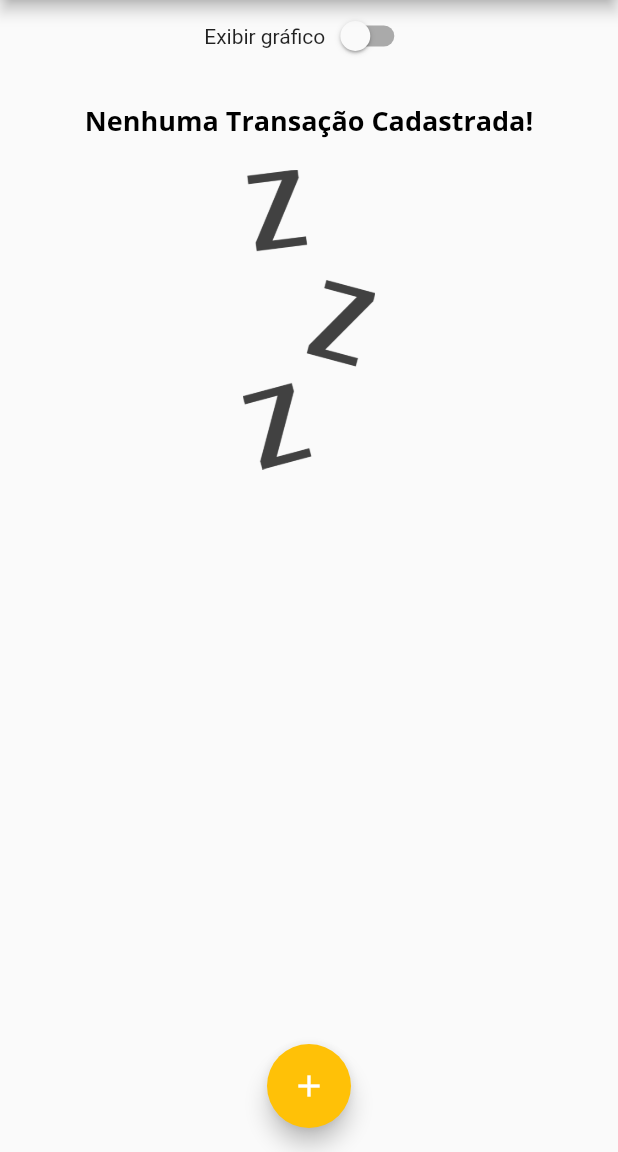
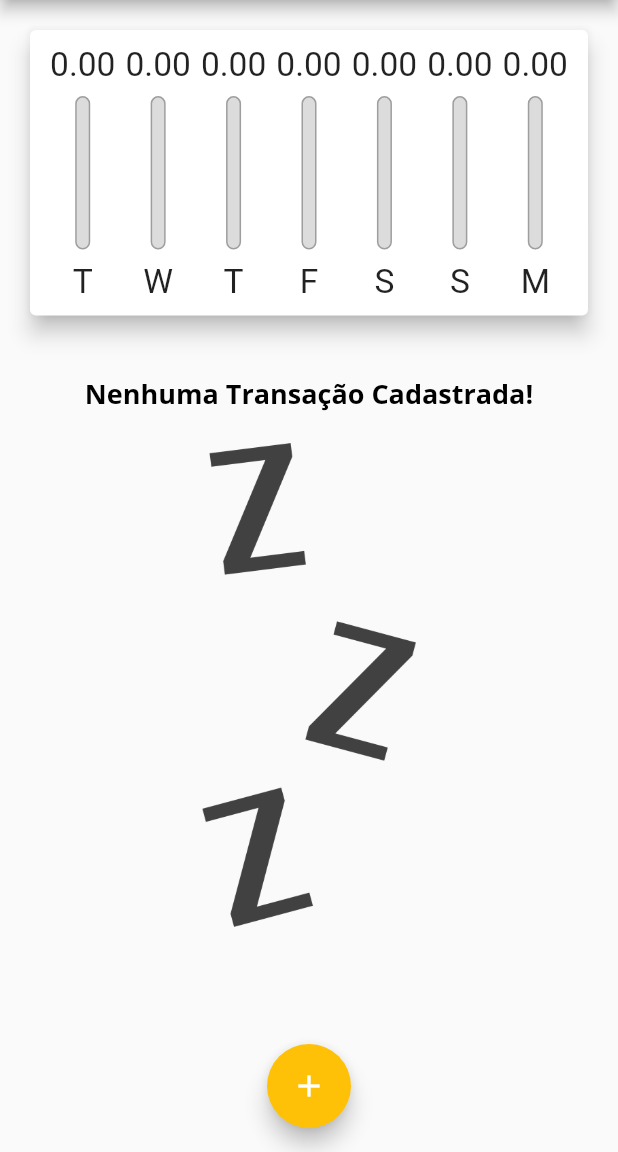
Before and after one commit to joevansanttos/expenses, a Flutter app: the screen it shows after launch, on a phone screen of 412 x 824 dp, the part 84-1236 px from its top. Run offline on Flutter 3.47's test engine with Material 2 defaults, Android fonts, the phone set to English and light mode, and no system bars.

Commit message:
add layout builder

```diff
--- a/lib/components/transaction_list.dart
+++ b/lib/components/transaction_list.dart
@@ -12,7 +12,8 @@ class TransactionList extends StatelessWidget {
   @override
   Widget build(BuildContext context) {
     return transactions.isEmpty
-        ? Column(
+        ? LayoutBuilder(builder: (ctx, constraints) {
+            return Column(
               children: [
                 const SizedBox(height: 20),
                 Text(
@@ -21,14 +22,15 @@ class TransactionList extends StatelessWidget {
                 ),
                 const SizedBox(height: 20),
                 SizedBox(
-                height: 200,
+                  height: constraints.maxHeight * 0.6,
                   child: Image.asset(
                     'assets/images/waiting.png',
                     fit: BoxFit.cover,
                   ),
                 ),
               ],
-          )
+            );
+          })
         : ListView.builder(
             itemCount: transactions.length,
             itemBuilder: (ctx, index) {
--- a/lib/main.dart
+++ b/lib/main.dart
@@ -96,6 +96,8 @@ class _MyHomePageState extends State<MyHomePage> {
 
   @override
   Widget build(BuildContext context) {
+    bool isLandscape =
+        MediaQuery.of(context).orientation == Orientation.landscape;
     final appBar = AppBar(
       title: const Text('Despesas Pessoais'),
       actions: [
@@ -116,6 +118,7 @@ class _MyHomePageState extends State<MyHomePage> {
         child: Column(
           crossAxisAlignment: CrossAxisAlignment.stretch,
           children: [
+            if (isLandscape)
               Row(
                 mainAxisAlignment: MainAxisAlignment.center,
                 children: [
@@ -130,12 +133,12 @@ class _MyHomePageState extends State<MyHomePage> {
                   ),
                 ],
               ),
-            if (_showChart)
+            if (_showChart || !isLandscape)
               SizedBox(
-                height: availableHeight * 0.30,
+                height: availableHeight * (isLandscape ? 0.7 : 0.30),
                 child: Chart(_recentTransactions),
               ),
-            if (!_showChart)
+            if (!_showChart || !isLandscape)
               SizedBox(
                 height: availableHeight * 0.70,
                 child: TransactionList(_transactions, _removeTransaction),
```
Lines whose indentation alone changed are shown as unchanged.
